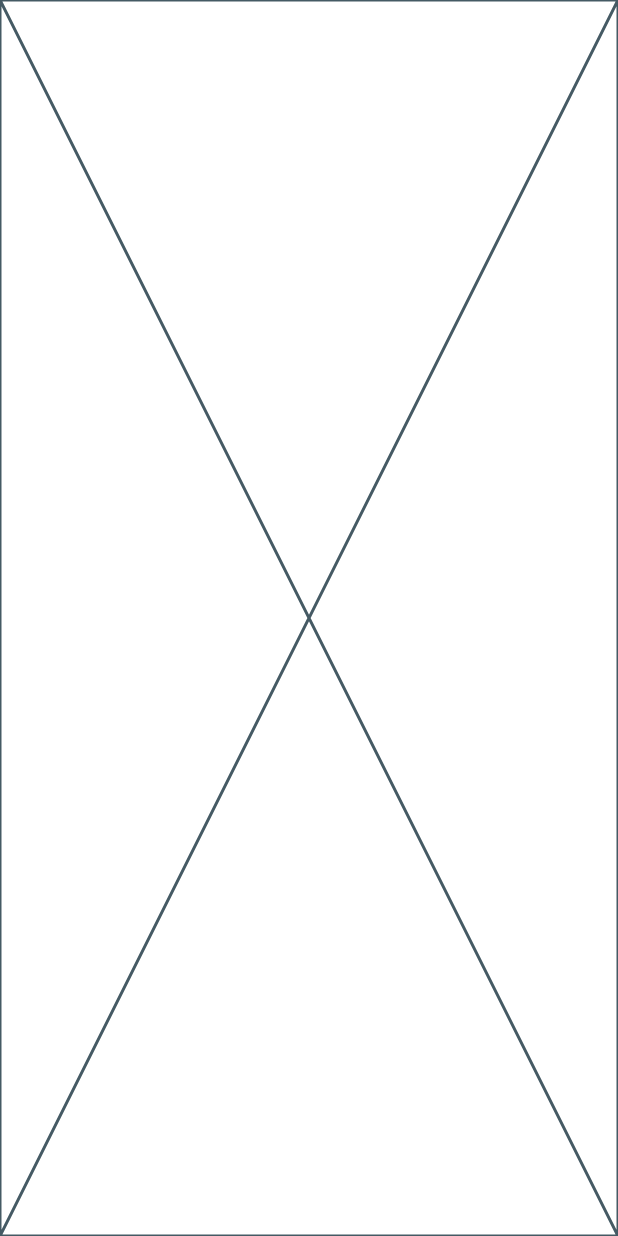
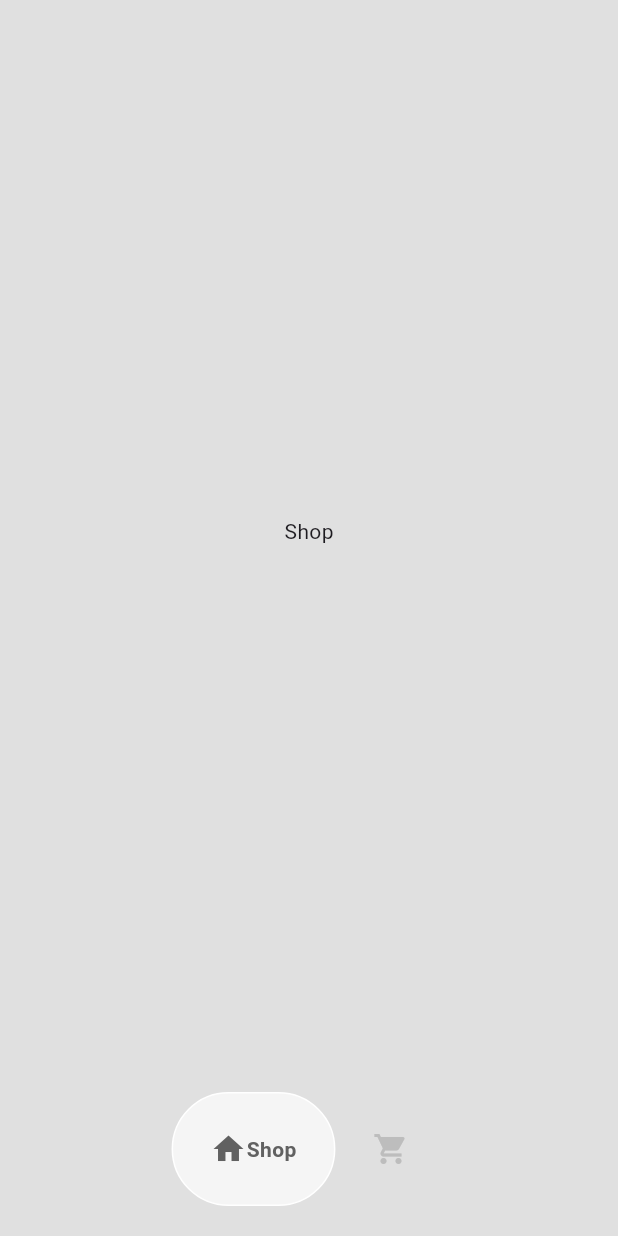
Before and after one commit to nkusikevin/Flutter-sandbox, a Flutter app: the screen it shows after launch, after a tap on "Shop Now", on a phone screen of 412 x 824 dp. Run offline on Flutter 3.47's test engine with Material 3 defaults, Android fonts, the light colour scheme and no system bars; drawn by our look-alikes of google_nav_bar; our stand-ins replace flutter_slidable, hive_flutter; accounts and stored records are empty.

Commit message:
shopApp:added initpage and bottom nav

```diff
--- /dev/null
+++ b/shoes_shop/lib/components/bottom_nav.dart
@@ -0,0 +1,31 @@
+import 'package:flutter/material.dart';
+import 'package:google_nav_bar/google_nav_bar.dart';
+
+class BottomNav extends StatelessWidget {
+  void Function(int)? onTabChange;
+  BottomNav({super.key, required this.onTabChange});
+
+  @override
+  Widget build(BuildContext context) {
+    return Container(
+      padding: const EdgeInsets.symmetric(vertical: 20),
+      child: GNav(
+          color: Colors.grey[400],
+          activeColor: Colors.grey.shade700,
+          tabActiveBorder: Border.all(color: Colors.white),
+          tabBackgroundColor: Colors.grey.shade100,
+          mainAxisAlignment: MainAxisAlignment.center,
+          onTabChange: (value) => onTabChange!(value),
+          tabs: const [
+            GButton(
+              icon: Icons.home,
+              text: 'Shop',
+            ),
+            GButton(
+              icon: Icons.shopping_cart,
+              text: 'Cart',
+            )
+          ]),
+    );
+  }
+}
--- /dev/null
+++ b/shoes_shop/lib/pages/cart_page.dart
@@ -0,0 +1,19 @@
+import 'package:flutter/material.dart';
+
+class CartPage extends StatefulWidget {
+  const CartPage({super.key});
+
+  @override
+  State<CartPage> createState() => _CartPageState();
+}
+
+class _CartPageState extends State<CartPage> {
+  @override
+  Widget build(BuildContext context) {
+    return Center(
+      child: Container(
+        child: const Text("Cart"),
+      ),
+    );
+  }
+}
--- a/shoes_shop/lib/pages/homepage.dart
+++ b/shoes_shop/lib/pages/homepage.dart
@@ -1,10 +1,39 @@
 import 'package:flutter/material.dart';
+import 'package:shoes_shop/components/bottom_nav.dart';
+import 'package:shoes_shop/pages/cart_page.dart';
+import 'package:shoes_shop/pages/shopping_page.dart';
 
-class HomePage extends StatelessWidget {
+class HomePage extends StatefulWidget {
   const HomePage({super.key});
 
   @override
+  State<HomePage> createState() => _HomePageState();
+}
+
+class _HomePageState extends State<HomePage> {
+  int _selectedIndex = 0;
+
+  void navigateBottomBar(int index) {
+    setState(() {
+      _selectedIndex = index;
+    });
+  }
+
+  final List<Widget> _pages = [
+    const ShoppingPage(),
+    const CartPage(),
+  ];
+
+  @override
   Widget build(BuildContext context) {
-    return const Placeholder();
+    return Scaffold(
+      backgroundColor: Colors.grey[300],
+      bottomNavigationBar: BottomNav(
+        onTabChange: (index) {
+          navigateBottomBar(index);
+        },
+      ),
+      body: _pages[_selectedIndex],
+    );
   }
 }
--- /dev/null
+++ b/shoes_shop/lib/pages/shopping_page.dart
@@ -0,0 +1,19 @@
+import 'package:flutter/material.dart';
+
+class ShoppingPage extends StatefulWidget {
+  const ShoppingPage({super.key});
+
+  @override
+  State<ShoppingPage> createState() => _ShoppingPageState();
+}
+
+class _ShoppingPageState extends State<ShoppingPage> {
+  @override
+  Widget build(BuildContext context) {
+    return Center(
+      child: Container(
+        child: const Text("Shop"),
+      ),
+    );
+  }
+}
--- a/shoes_shop/pubspec.yaml
+++ b/shoes_shop/pubspec.yaml
@@ -34,6 +34,7 @@ dependencies:
   # The following adds the Cupertino Icons font to your application.
   # Use with the CupertinoIcons class for iOS style icons.
   cupertino_icons: ^1.0.8
+  google_nav_bar: ^5.0.6
 
 dev_dependencies:
   flutter_test:
```
Also changed, not shown: shoes_shop/pubspec.lock.
